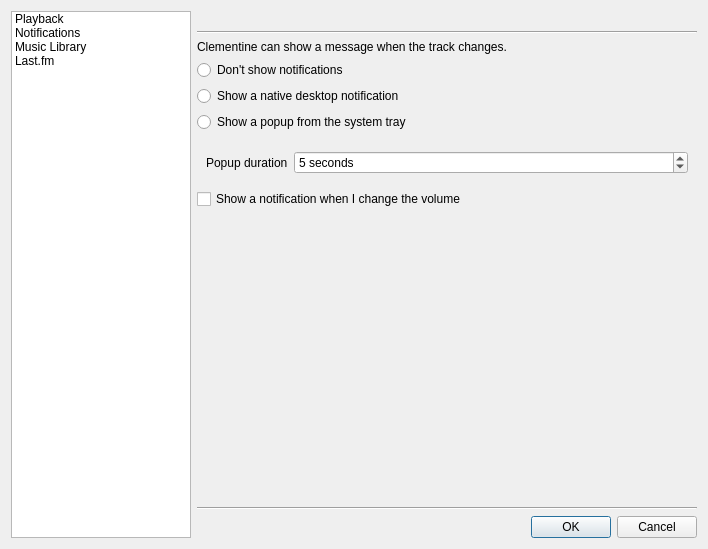
Qt form src/settingsdialog.ui (clementine-player/Clementine) before a commit.
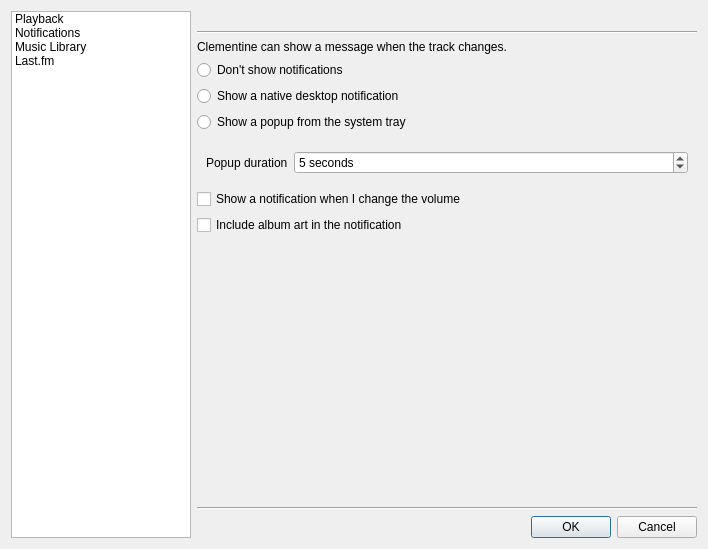
The same form after that commit. Icons and pictures are not drawn. Custom widgets are drawn as their Qt base class.

Commit message: Add an option to turn off album art in the OSD

```diff
--- a/src/settingsdialog.ui
+++ b/src/settingsdialog.ui
@@ -280,6 +280,13 @@
            </property>
           </widget>
          </item>
+         <item>
+          <widget class="QCheckBox" name="notifications_art">
+           <property name="text">
+            <string>Include album art in the notification</string>
+           </property>
+          </widget>
+         </item>
          <item>
           <spacer name="verticalSpacer_3">
            <property name="orientation">
```
The commit also changes 3 other files.
